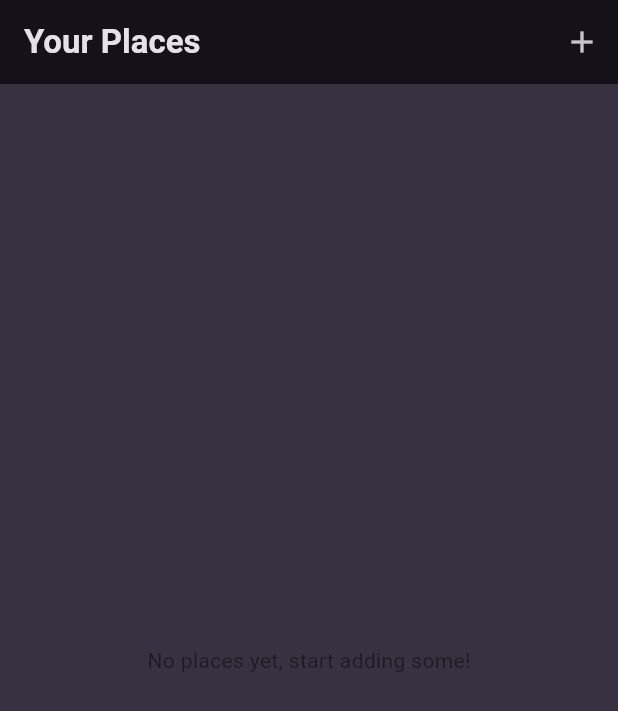
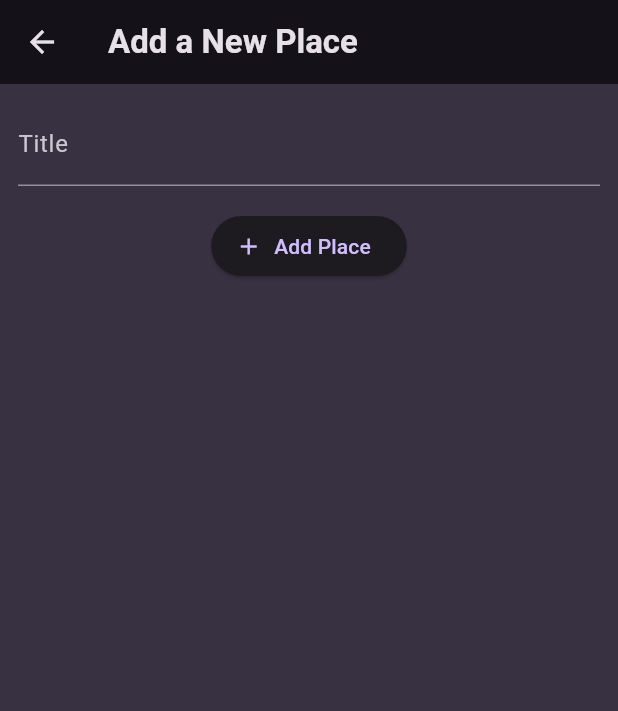
Before and after one commit to MoldyHacker/flutter_favorite_places, a Flutter app: the screen it shows after launch, after a tap on the "add" icon, on a phone screen of 412 x 824 dp. Shown: the top 711 px of the screen. Run offline on Flutter 3.47's test engine with Material 3 defaults, Android fonts, the phone set to English and light mode, and no system bars; our stand-ins replace google_fonts.

Commit message:
Add AddPlaceScreen and navigation to it

```diff
--- /dev/null
+++ b/lib/screens/add_place.dart
@@ -0,0 +1,49 @@
+import 'package:flutter/material.dart';
+
+class AddPlaceScreen extends StatefulWidget {
+  const AddPlaceScreen({super.key});
+
+  @override
+  State<AddPlaceScreen> createState() => _AddPlaceScreenState();
+}
+
+class _AddPlaceScreenState extends State<AddPlaceScreen> {
+  final _titleController = TextEditingController();
+
+  @override
+  void dispose() {
+    _titleController.dispose();
+    super.dispose();
+  }
+
+  @override
+  Widget build(BuildContext context) {
+    return Scaffold(
+      appBar: AppBar(
+        title: const Text('Add a New Place'),
+      ),
+      body: SingleChildScrollView(
+        padding: const EdgeInsets.all(12),
+        child: Column(
+          children: [
+            TextField(
+              decoration: const InputDecoration(
+                labelText: 'Title',
+              ),
+              controller: _titleController,
+              style: TextStyle(
+                color: Theme.of(context).colorScheme.onBackground,
+              )
+            ),
+            const SizedBox(height: 16),
+            ElevatedButton.icon(
+              onPressed: () {},
+              icon: const Icon(Icons.add),
+              label: const Text('Add Place'),
+            )
+          ],
+        ),
+      ),
+    );
+  }
+}
--- a/lib/screens/places.dart
+++ b/lib/screens/places.dart
@@ -1,5 +1,7 @@
+import 'package:favorite_places/screens/add_place.dart';
+import 'package:flutter/material.dart';
+
 import 'package:favorite_places/widgets/places_list.dart';
-import 'package:flutter/material.dart';
 
 class PlacesScreen extends StatelessWidget {
   const PlacesScreen({super.key});
@@ -8,11 +10,17 @@ class PlacesScreen extends StatelessWidget {
   Widget build(BuildContext context) {
     return Scaffold(
       appBar: AppBar(
-        title: Text('Your Places'),
+        title: const Text('Your Places'),
         actions: [
           IconButton(
-            icon: Icon(Icons.add),
-            onPressed: () {},
+            icon: const Icon(Icons.add),
+            onPressed: () {
+              Navigator.of(context).push(
+                MaterialPageRoute(
+                  builder: (ctx) => const AddPlaceScreen(),
+                ),
+              );
+            },
           ),
         ],
       ),
--- a/lib/widgets/places_list.dart
+++ b/lib/widgets/places_list.dart
@@ -10,8 +10,13 @@ class PlacesList extends StatelessWidget {
   @override
   Widget build(BuildContext context) {
     if (places.isEmpty) {
-      return const Center(
-        child: Text('No places yet, start adding some!'),
+      return Center(
+        child: Text(
+          'No places yet, start adding some!',
+          style: Theme.of(context).textTheme.bodyLarge!.copyWith(
+                color: Theme.of(context).colorScheme.onBackground,
+              ),
+        ),
       );
     }
 
```
